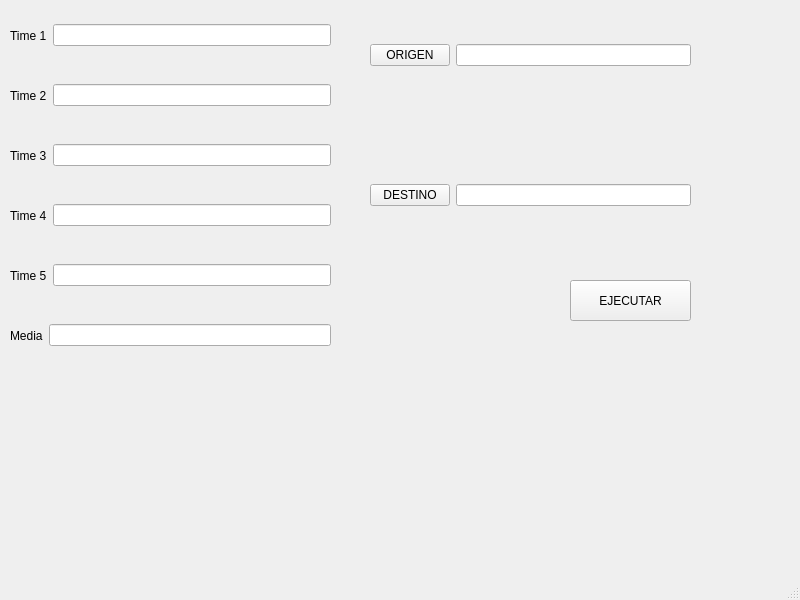
Old version of the form banco_pruebas/ordenarpalabraswindow.ui in the repository idoceb00/Banco-Pruebas-ARCO.
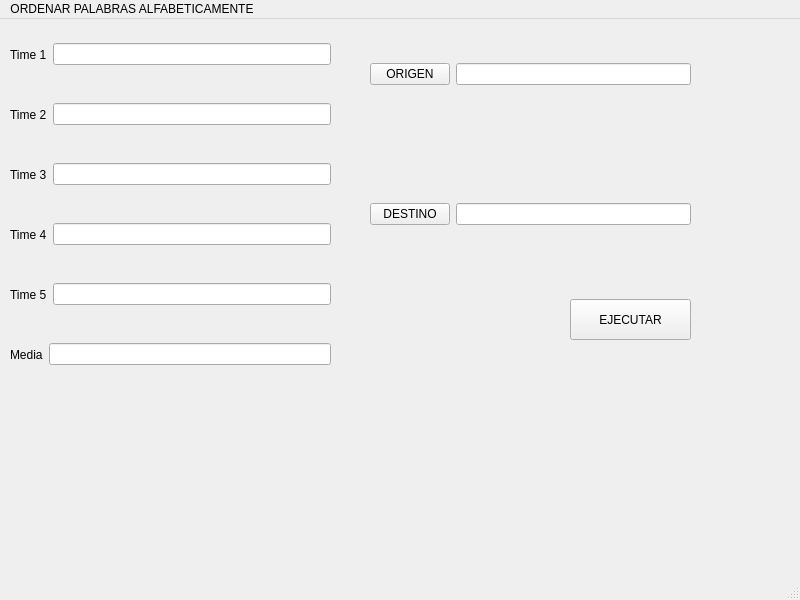
New version of the form.

```diff
--- a/banco_pruebas/ordenarpalabraswindow.ui
+++ b/banco_pruebas/ordenarpalabraswindow.ui
@@ -242,9 +242,15 @@
      <x>0</x>
      <y>0</y>
      <width>800</width>
-     <height>34</height>
+     <height>22</height>
     </rect>
    </property>
+   <widget class="QMenu" name="menuORDENAR_PALABRAS_ALFABETICAMENTE">
+    <property name="title">
+     <string>ORDENAR PALABRAS ALFABETICAMENTE</string>
+    </property>
+   </widget>
+   <addaction name="menuORDENAR_PALABRAS_ALFABETICAMENTE"/>
   </widget>
   <widget class="QStatusBar" name="statusbar"/>
  </widget>
```
